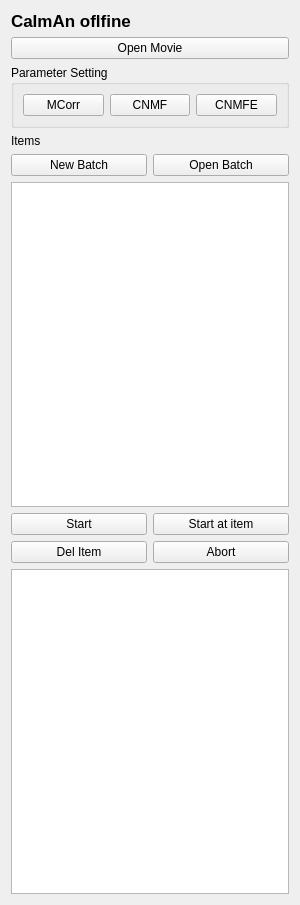
Before: the Qt Designer form caiman_napari/ui_files/main_offline_gui_template.ui in nel-lab/mesmerize-napari, drawn with Qt 5.
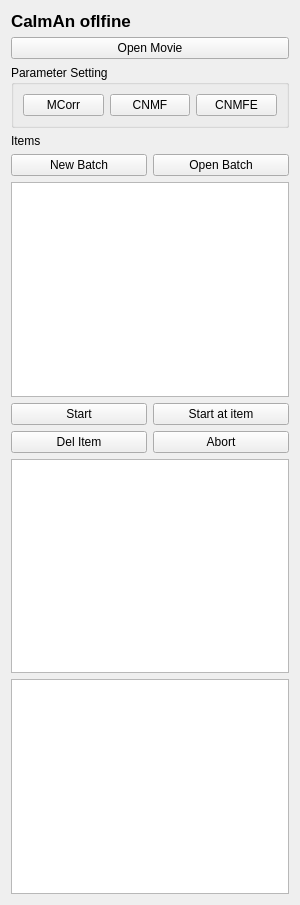
After: the same form once the commit is applied.

```diff
--- a/caiman_napari/ui_files/main_offline_gui_template.ui
+++ b/caiman_napari/ui_files/main_offline_gui_template.ui
@@ -129,6 +129,9 @@
      </item>
     </layout>
    </item>
+   <item>
+    <widget class="QTextBrowser" name="textBrowserParams"/>
+   </item>
    <item>
     <widget class="QTextBrowser" name="textBrowserStdOut"/>
    </item>
```
